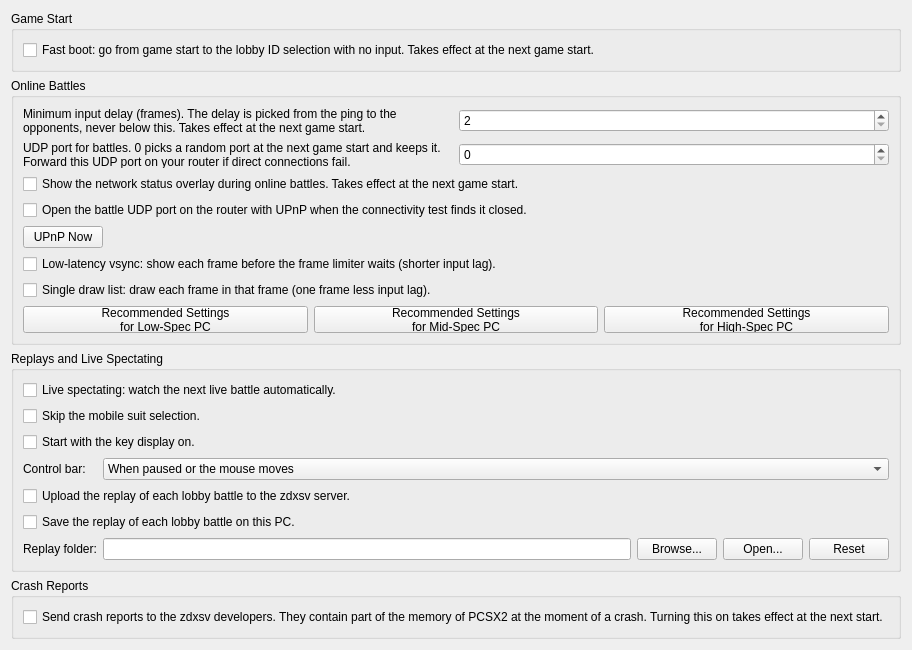
This is pcsx2-qt/Settings/ZdxsvSettingsWidget.ui in inada-s/pcsx2 as Qt 5 draws it before an edit. The edited form follows.
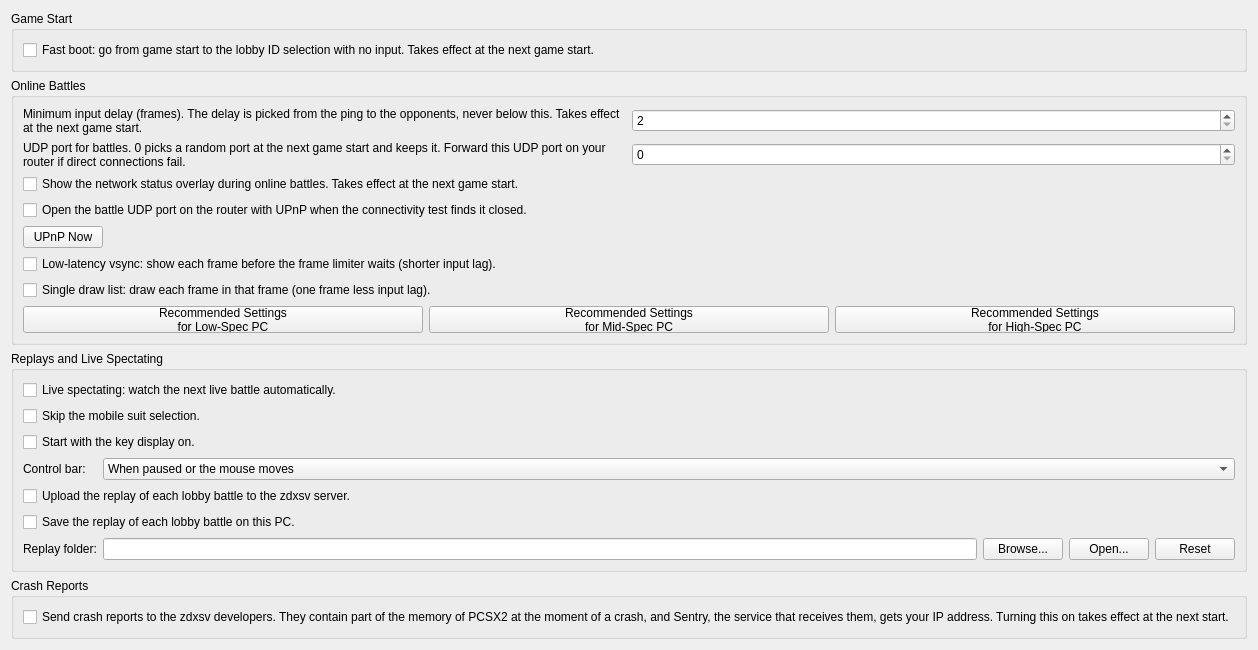
This is the edited form.

Commit message: Zdxsv: crash reports on by default with a setting, no question to the player

Patch:
```diff
--- a/pcsx2-qt/Settings/ZdxsvSettingsWidget.ui
+++ b/pcsx2-qt/Settings/ZdxsvSettingsWidget.ui
@@ -284,7 +284,7 @@
       <item>
        <widget class="QCheckBox" name="zdxsvCrashReports">
         <property name="text">
-         <string>Send crash reports to the zdxsv developers. They contain part of the memory of PCSX2 at the moment of a crash. Turning this on takes effect at the next start.</string>
+         <string>Send crash reports to the zdxsv developers. They contain part of the memory of PCSX2 at the moment of a crash, and Sentry, the service that receives them, gets your IP address. Turning this on takes effect at the next start.</string>
         </property>
        </widget>
       </item>
```
The commit also changes 11 other files.
